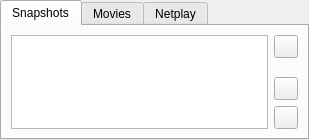
Qt form embedderopt.ui (qmc2/qmc2-mame-fe) before a commit.
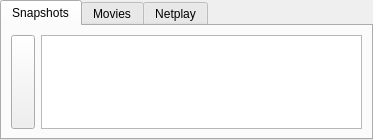
The same form after that commit. Icons and pictures are not drawn.

Commit message: imp: minor changes to snapshot tool

What changed in the file:
```diff
--- a/embedderopt.ui
+++ b/embedderopt.ui
@@ -6,7 +6,7 @@
    <rect>
     <x>0</x>
     <y>0</y>
-    <width>309</width>
+    <width>373</width>
     <height>140</height>
    </rect>
   </property>
@@ -32,43 +32,6 @@
       </attribute>
       <layout class="QGridLayout" name="gridLayout_2">
        <item row="0" column="1">
-        <widget class="QToolButton" name="toolButtonTakeSnapshot">
-         <property name="icon">
-          <iconset resource="qmc2.qrc">
-           <normaloff>:/data/img/camera.png</normaloff>:/data/img/camera.png</iconset>
-         </property>
-        </widget>
-       </item>
-       <item row="2" column="1">
-        <widget class="QToolButton" name="toolButtonSaveSnapshot">
-         <property name="icon">
-          <iconset resource="qmc2.qrc">
-           <normaloff>:/data/img/filesave.png</normaloff>:/data/img/filesave.png</iconset>
-         </property>
-        </widget>
-       </item>
-       <item row="3" column="1">
-        <widget class="QToolButton" name="toolButtonSaveSnapshotAs">
-         <property name="icon">
-          <iconset resource="qmc2.qrc">
-           <normaloff>:/data/img/filesaveas.png</normaloff>:/data/img/filesaveas.png</iconset>
-         </property>
-        </widget>
-       </item>
-       <item row="1" column="1">
-        <spacer name="verticalSpacer">
-         <property name="orientation">
-          <enum>Qt::Vertical</enum>
-         </property>
-         <property name="sizeHint" stdset="0">
-          <size>
-           <width>20</width>
-           <height>0</height>
-          </size>
-         </property>
-        </spacer>
-       </item>
-       <item row="0" column="0" rowspan="4">
         <widget class="QListWidget" name="listWidgetSnapshots">
          <property name="mouseTracking">
           <bool>true</bool>
@@ -90,6 +53,29 @@
          </property>
         </widget>
        </item>
+       <item row="0" column="0">
+        <widget class="QToolButton" name="toolButtonTakeSnapshot">
+         <property name="sizePolicy">
+          <sizepolicy hsizetype="Fixed" vsizetype="Expanding">
+           <horstretch>0</horstretch>
+           <verstretch>0</verstretch>
+          </sizepolicy>
+         </property>
+         <property name="toolTip">
+          <string>Take a snapshot of the current window content -- hold to take snapshots repeatedly (every 100ms)</string>
+         </property>
+         <property name="icon">
+          <iconset resource="qmc2.qrc">
+           <normaloff>:/data/img/camera.png</normaloff>:/data/img/camera.png</iconset>
+         </property>
+         <property name="autoRepeat">
+          <bool>true</bool>
+         </property>
+         <property name="autoRepeatDelay">
+          <number>200</number>
+         </property>
+        </widget>
+       </item>
       </layout>
      </widget>
      <widget class="QWidget" name="tabMovies">
```
Left out of the diff: 4 changed lines with no effect on the pictures. The commit also changes 10 other files.
